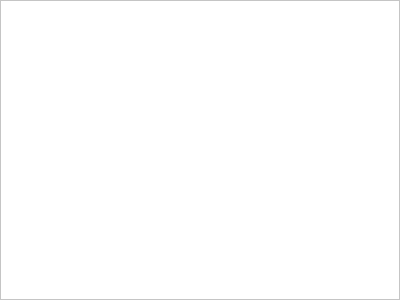
This is CaX/widget/formBottom/tabletracks.ui in fsest4u/CaX_03 as Qt 5 draws it before an edit. The edited form follows.
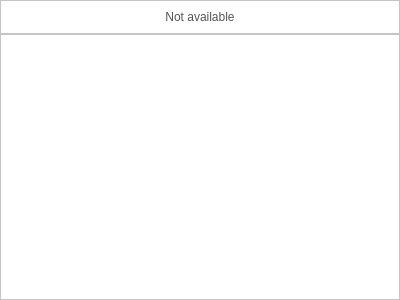
This is the edited form.

Commit message: [v1.7 nwkoh / no12, 17] music db의 list 개수가 없는 경우, not available이란 문구를 나타내도록 수정

```diff
--- a/CaX/widget/formBottom/tabletracks.ui
+++ b/CaX/widget/formBottom/tabletracks.ui
@@ -45,7 +45,7 @@
    <property name="spacing">
     <number>0</number>
    </property>
-   <item row="0" column="0">
+   <item row="1" column="0">
     <widget class="QTableView" name="tableView">
      <property name="styleSheet">
       <string notr="true">QTableView
@@ -98,6 +98,28 @@
      </attribute>
     </widget>
    </item>
+   <item row="0" column="0">
+    <widget class="QFrame" name="frameEmpty">
+     <property name="frameShape">
+      <enum>QFrame::StyledPanel</enum>
+     </property>
+     <property name="frameShadow">
+      <enum>QFrame::Raised</enum>
+     </property>
+     <layout class="QGridLayout" name="gridLayout_2">
+      <item row="0" column="0">
+       <widget class="QLabel" name="labelEmpty">
+        <property name="text">
+         <string>Not available</string>
+        </property>
+        <property name="alignment">
+         <set>Qt::AlignCenter</set>
+        </property>
+       </widget>
+      </item>
+     </layout>
+    </widget>
+   </item>
   </layout>
  </widget>
  <resources/>
```
The commit also changes 7 other files.
